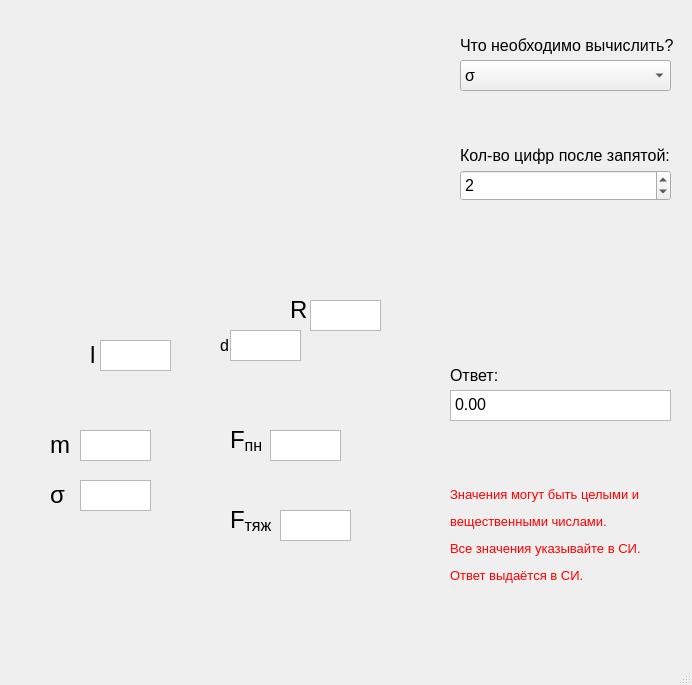
This is ui/pipetka.ui in weplok/Surface-tension-app as Qt 5 draws it before an edit. The edited form follows.
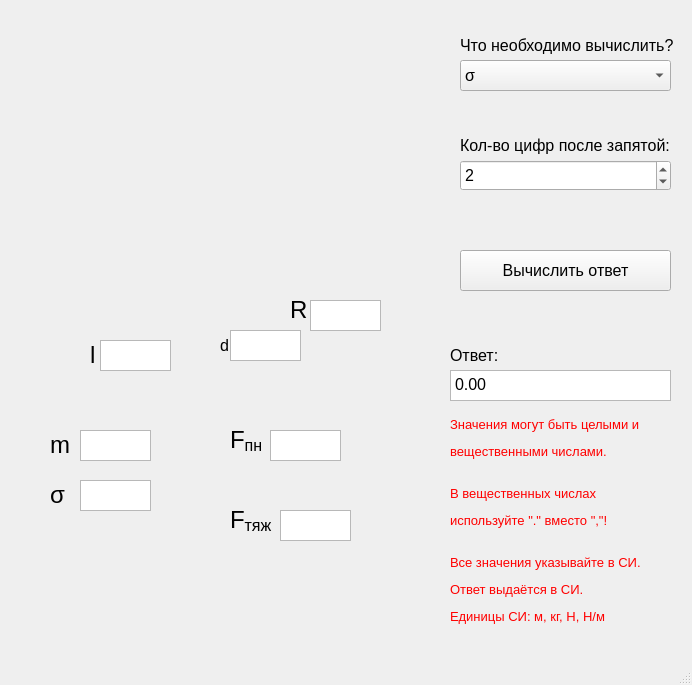
This is the edited form. Icons and pictures are not drawn.

Commit message: Working Pipetka model

What changed in the file:
```diff
--- a/ui/pipetka.ui
+++ b/ui/pipetka.ui
@@ -310,7 +310,7 @@
     <property name="geometry">
      <rect>
       <x>460</x>
-      <y>140</y>
+      <y>130</y>
       <width>261</width>
       <height>31</height>
      </rect>
@@ -328,7 +328,7 @@
     <property name="geometry">
      <rect>
       <x>460</x>
-      <y>170</y>
+      <y>160</y>
       <width>211</width>
       <height>31</height>
      </rect>
@@ -346,7 +346,7 @@
     <property name="geometry">
      <rect>
       <x>450</x>
-      <y>360</y>
+      <y>340</y>
       <width>261</width>
       <height>31</height>
      </rect>
@@ -364,7 +364,7 @@
     <property name="geometry">
      <rect>
       <x>450</x>
-      <y>390</y>
+      <y>370</y>
       <width>221</width>
       <height>31</height>
      </rect>
@@ -386,9 +386,9 @@
     <property name="geometry">
      <rect>
       <x>450</x>
-      <y>470</y>
-      <width>201</width>
-      <height>131</height>
+      <y>410</y>
+      <width>221</width>
+      <height>221</height>
      </rect>
     </property>
     <property name="font">
@@ -397,7 +397,25 @@
      </font>
     </property>
     <property name="text">
-     <string>&lt;html&gt;&lt;head/&gt;&lt;body&gt;&lt;p&gt;&lt;span style=&quot; color:#ff0000;&quot;&gt;Значения могут быть целыми и&lt;/span&gt;&lt;/p&gt;&lt;p&gt;&lt;span style=&quot; color:#ff0000;&quot;&gt;вещественными числами.&lt;/span&gt;&lt;/p&gt;&lt;p&gt;&lt;span style=&quot; color:#ff0000;&quot;&gt;Все значения указывайте в СИ.&lt;/span&gt;&lt;/p&gt;&lt;p&gt;&lt;span style=&quot; color:#ff0000;&quot;&gt;Ответ выдаётся в СИ.&lt;/span&gt;&lt;/p&gt;&lt;/body&gt;&lt;/html&gt;</string>
+     <string>&lt;html&gt;&lt;head/&gt;&lt;body&gt;&lt;p&gt;&lt;span style=&quot; color:#ff0000;&quot;&gt;Значения могут быть целыми и&lt;/span&gt;&lt;/p&gt;&lt;p&gt;&lt;span style=&quot; color:#ff0000;&quot;&gt;вещественными числами.&lt;br/&gt;&lt;/span&gt;&lt;/p&gt;&lt;p&gt;&lt;span style=&quot; color:#ff0000;&quot;&gt;В вещественных числах &lt;/span&gt;&lt;/p&gt;&lt;p&gt;&lt;span style=&quot; color:#ff0000;&quot;&gt;используйте &amp;quot;.&amp;quot; вместо &amp;quot;,&amp;quot;!&lt;br/&gt;&lt;/span&gt;&lt;/p&gt;&lt;p&gt;&lt;span style=&quot; color:#ff0000;&quot;&gt;Все значения указывайте в СИ.&lt;/span&gt;&lt;/p&gt;&lt;p&gt;&lt;span style=&quot; color:#ff0000;&quot;&gt;Ответ выдаётся в СИ.&lt;/span&gt;&lt;/p&gt;&lt;p&gt;&lt;span style=&quot; color:#ff0000;&quot;&gt;Eдиницы СИ: м, кг, Н, Н/м&lt;/span&gt;&lt;/p&gt;&lt;/body&gt;&lt;/html&gt;</string>
+    </property>
+   </widget>
+   <widget class="QPushButton" name="calculate_btn">
+    <property name="geometry">
+     <rect>
+      <x>460</x>
+      <y>250</y>
+      <width>211</width>
+      <height>41</height>
+     </rect>
+    </property>
+    <property name="font">
+     <font>
+      <pointsize>12</pointsize>
+     </font>
+    </property>
+    <property name="text">
+     <string>Вычислить ответ</string>
     </property>
    </widget>
   </widget>
```
Left out of the diff: 23 changed lines with no effect on the pictures. The commit also changes 3 other files.
